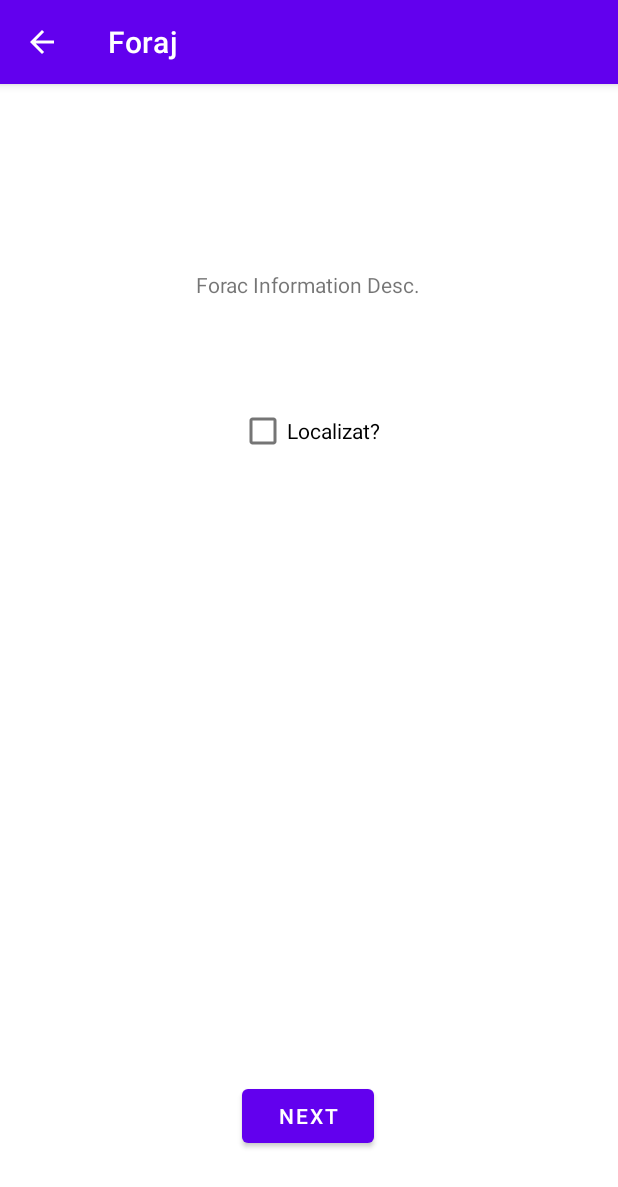
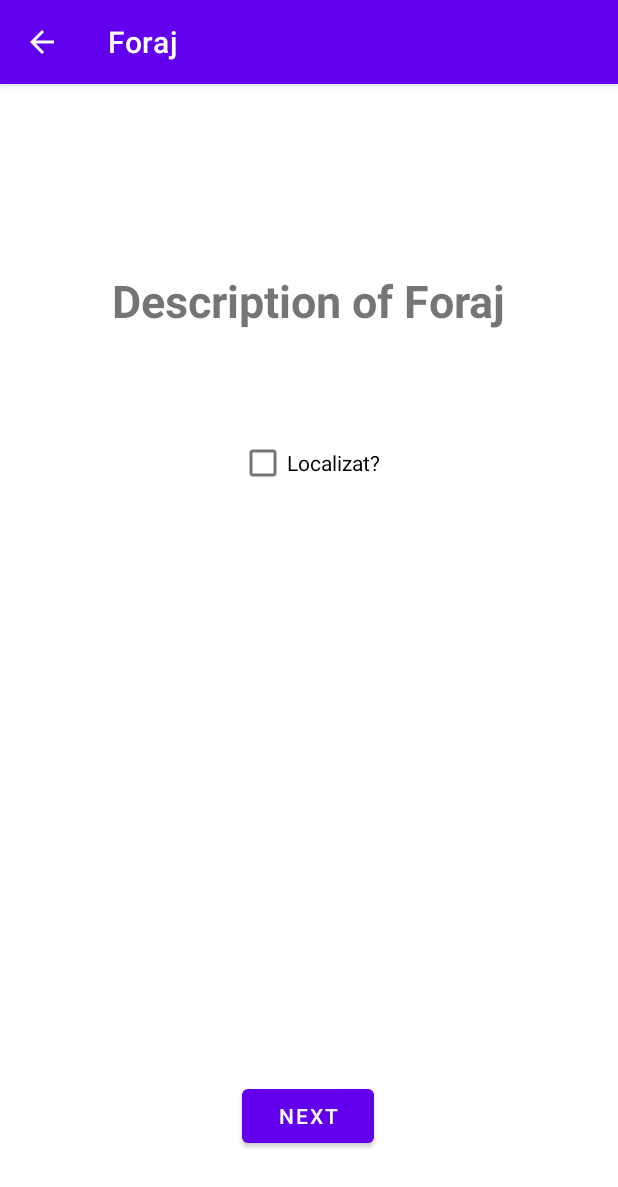
Before and after one commit to MihaiSirbu/Geophysics_Lair, an Android app: the ForajActivity05 screen opened directly, with no data from a screen before it, on a phone screen of 412 x 824 dp. Shown: the top 1187 px of the screen. Run offline under Robolectric (Android 15) with nearby library versions, the phone set to English and light mode, and no system bars.

Commit message:
Base Design and Functionality should be Complete. Bug fixes, Crashes and Testing ensues.

```diff
--- a/app/src/main/java/com/example/MishuProject/ForajActivity05.java
+++ b/app/src/main/java/com/example/MishuProject/ForajActivity05.java
@@ -8,6 +8,7 @@ import android.os.Bundle;
 import android.view.View;
 import android.widget.Button;
 import android.widget.CheckBox;
+import android.widget.EditText;
 
 import com.google.android.material.textfield.TextInputLayout;
 
@@ -31,9 +32,11 @@ public class ForajActivity05 extends AppCompatActivity {
     private String pichet;
     private String distance;
 
-    CheckBox myCheckbox;
-    TextInputLayout Pichet;
-    TextInputLayout Distance;
+    private CheckBox myCheckbox;
+    private TextInputLayout PichetLayout;
+    private TextInputLayout DistanceLayout;
+    private EditText Pichet;
+    private EditText Distance;
 
 
 
@@ -67,8 +70,10 @@ public class ForajActivity05 extends AppCompatActivity {
         // Visibility of Distance and Pichet based on checkbox
 
         myCheckbox = findViewById(R.id.LocalizatCheckbox);
-        Pichet = findViewById(R.id.PichetID);
-        Distance = findViewById(R.id.DistanceID);
+        Pichet = findViewById(R.id.PichetIDTEXT);
+        Distance = findViewById(R.id.DistanceIDTEXT);
+        PichetLayout = findViewById(R.id.PichetID);
+        DistanceLayout = findViewById(R.id.DistanceID);
 
 
         boolean ischecked = myCheckbox.isChecked();
@@ -107,14 +112,14 @@ public class ForajActivity05 extends AppCompatActivity {
     }
     private void changeTextVisibility(boolean isChecked){
         if(isChecked){
-            Pichet.setVisibility(View.VISIBLE);
-            Distance.setVisibility(View.VISIBLE);
+            PichetLayout.setVisibility(View.VISIBLE);
+            DistanceLayout.setVisibility(View.VISIBLE);
             topass = true;
 
         }
         else{
-            Pichet.setVisibility(View.INVISIBLE);
-            Distance.setVisibility(View.INVISIBLE);
+            PichetLayout.setVisibility(View.INVISIBLE);
+            DistanceLayout.setVisibility(View.INVISIBLE);
             topass = false;
 
         }
@@ -127,6 +132,8 @@ public class ForajActivity05 extends AppCompatActivity {
 
         if(topass){
             localizat = "yes";
+            pichet = Pichet.getText().toString().trim();
+            distance = Distance.getText().toString().trim();
             intent.putExtra("pichet", pichet);
             intent.putExtra("distance", distance);
 
--- a/app/src/main/java/com/example/MishuProject/TerenActivity03.java
+++ b/app/src/main/java/com/example/MishuProject/TerenActivity03.java
@@ -117,22 +117,27 @@ public class TerenActivity03 extends AppCompatActivity implements AdapterView.On
                     case 0:
                         priza = "foarte proasta";
                         prizaTextViewDisplay.setText(priza);
+                        break;
 
                     case 1:
                         priza = "slaba";
                         prizaTextViewDisplay.setText(priza);
+                        break;
 
                     case 2:
                         priza = "medie";
                         prizaTextViewDisplay.setText(priza);
+                        break;
 
                     case 3:
                         priza = "buna";
                         prizaTextViewDisplay.setText(priza);
+                        break;
 
                     case 4:
                         priza = "foarte buna";
                         prizaTextViewDisplay.setText(priza);
+                        break;
                 }
 
             }
--- a/app/src/main/res/layout/activity_foraj05.xml
+++ b/app/src/main/res/layout/activity_foraj05.xml
@@ -11,7 +11,9 @@
         android:layout_width="wrap_content"
         android:layout_height="wrap_content"
         android:layout_marginTop="124dp"
-        android:text="Forac Information Desc."
+        android:textSize="30dp"
+        android:textStyle="bold"
+        android:text="Description of Foraj"
         app:layout_constraintEnd_toEndOf="parent"
         app:layout_constraintHorizontal_bias="0.498"
         app:layout_constraintStart_toStartOf="parent"
@@ -40,46 +42,47 @@
         app:layout_constraintTop_toBottomOf="@+id/PageTerenDescription" />
 
     <com.google.android.material.textfield.TextInputLayout
+
+        android:id="@+id/PichetID"
+        android:layout_width="300dp"
+        android:layout_height="wrap_content"
+        android:layout_marginTop="32dp"
+        android:hint="Pichet"
+
+        app:counterEnabled="true"
+        app:counterMaxLength="4"
+        app:layout_constraintEnd_toEndOf="parent"
+        app:layout_constraintHorizontal_bias="0.495"
+        app:layout_constraintStart_toStartOf="parent"
+        app:layout_constraintTop_toBottomOf="@+id/LocalizatCheckbox">
+
+        <com.google.android.material.textfield.TextInputEditText
+            android:id="@+id/PichetIDTEXT"
+            android:layout_width="match_parent"
+            android:layout_height="wrap_content"
+            android:maxLength="4" />
+    </com.google.android.material.textfield.TextInputLayout>
+
+    <com.google.android.material.textfield.TextInputLayout
         android:id="@+id/DistanceID"
 
-        android:layout_width="409dp"
+        android:layout_width="300dp"
         android:layout_height="wrap_content"
-        android:layout_marginTop="4dp"
+        android:layout_marginTop="8dp"
         android:hint="Distance"
+        app:counterEnabled="true"
+        app:counterMaxLength="4"
         app:layout_constraintEnd_toEndOf="parent"
-        app:layout_constraintHorizontal_bias="0.0"
+        app:layout_constraintHorizontal_bias="0.495"
         app:layout_constraintStart_toStartOf="parent"
         app:layout_constraintTop_toBottomOf="@+id/PichetID"
-        app:counterEnabled="true"
-        app:suffixText="meters"
-        app:counterMaxLength="4">
+        app:suffixText="meters">
 
         <com.google.android.material.textfield.TextInputEditText
             android:id="@+id/DistanceIDTEXT"
             android:layout_width="match_parent"
             android:layout_height="wrap_content"
-            android:maxLength="4"/>
-    </com.google.android.material.textfield.TextInputLayout>
-
-    <com.google.android.material.textfield.TextInputLayout
-
-        android:id="@+id/PichetID"
-        android:layout_width="409dp"
-        android:layout_height="wrap_content"
-        android:layout_marginTop="36dp"
-        android:hint="Pichet"
-        app:layout_constraintEnd_toEndOf="parent"
-        app:layout_constraintHorizontal_bias="0.0"
-        app:layout_constraintStart_toStartOf="parent"
-        app:layout_constraintTop_toBottomOf="@+id/LocalizatCheckbox"
-        app:counterEnabled="true"
-        app:counterMaxLength="4">
-
-        <com.google.android.material.textfield.TextInputEditText
-            android:id="@+id/PichetIDTEXT"
-            android:layout_width="match_parent"
-            android:layout_height="wrap_content"
-            android:maxLength="4"/>
+            android:maxLength="4" />
     </com.google.android.material.textfield.TextInputLayout>
 
 
--- a/app/src/main/res/layout/activity_zgomot04.xml
+++ b/app/src/main/res/layout/activity_zgomot04.xml
@@ -71,7 +71,7 @@
         android:layout_width="wrap_content"
         android:layout_height="wrap_content"
         android:layout_marginTop="8dp"
-        android:text="TextView"
+        android:text="moderat"
         app:layout_constraintEnd_toEndOf="parent"
         app:layout_constraintStart_toStartOf="parent"
         app:layout_constraintTop_toBottomOf="@+id/VantTitleTextView" />
@@ -137,7 +137,7 @@
         android:layout_height="wrap_content"
         android:layout_marginTop="8dp"
 
-        android:text="TextView"
+        android:text="moderat"
         app:layout_constraintEnd_toEndOf="parent"
         app:layout_constraintHorizontal_bias="0.512"
         app:layout_constraintStart_toStartOf="parent"
```
Also changed, not shown: app/src/main/java/com/example/MishuProject/DatabaseHelper.java (+24 -72 lines), app/src/main/java/com/example/MishuProject/OtherCommentsActivity06.java (+3 -4 lines), app/src/main/java/com/example/MishuProject/ZgomotActivity04.java (+12 -2 lines), app/src/main/res/layout/activity_teren03.xml (+11 -8 lines).
